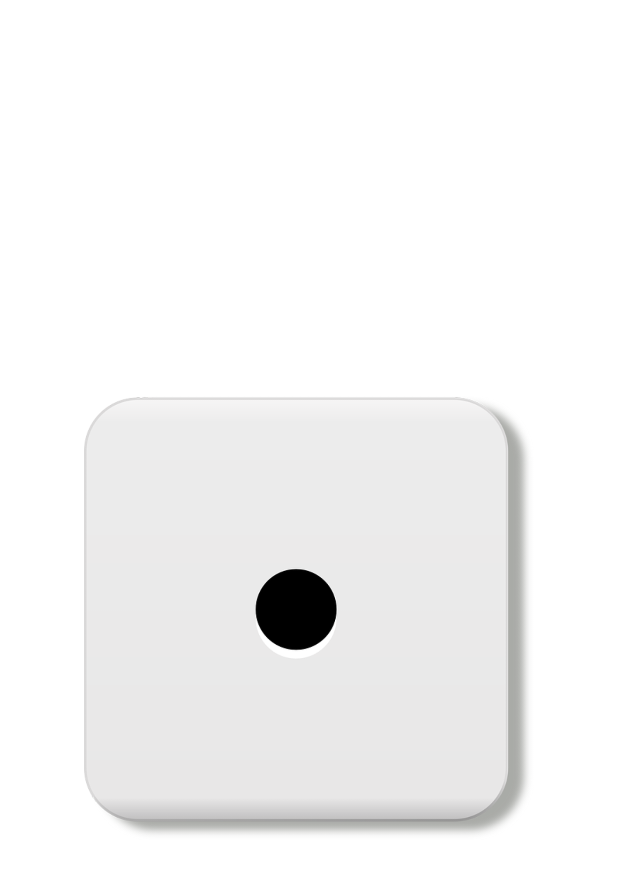
After one commit to engelbertushendro10/erecruitment-app, an Android app: the RolldiceActivity screen opened directly, with no data from a screen before it, on a phone screen of 412 x 824 dp. The commit adds this screen. Shown: the top 874 px of the screen. Run offline under Robolectric (Android 15) with nearby library versions, the phone set to English and light mode, and no system bars.

Commit message:
update roll dice

```diff
--- a/app/src/main/AndroidManifest.xml
+++ b/app/src/main/AndroidManifest.xml
@@ -10,7 +10,8 @@
         android:roundIcon="@drawable/rounded_corner_button"
         android:supportsRtl="true"
         android:theme="@style/Theme.Erecruitment">
-        <activity android:name=".CalculatorsActivity"/>
+        <activity android:name=".RolldiceActivity"></activity>
+        <activity android:name=".CalculatorsActivity" />
         <activity android:name=".CalculatorActivity" />
         <activity android:name=".ProfileActivity" />
         <activity android:name=".ResetPassword" />
--- a/app/src/main/java/com/example/erecruitment/CalculatorsActivity.kt
+++ b/app/src/main/java/com/example/erecruitment/CalculatorsActivity.kt
@@ -27,7 +27,7 @@ class CalculatorsActivity : AppCompatActivity() {
     fun onEqual(view: View) = try {
         val expression: Expression = ExpressionBuilder(textresult.text.toString()).build()
         val result:Double = expression.evaluate()
-        textresult.text = (if (result % 1 > 0)result else result.toInt()).toString()
+        textresult.text = (if (result % result > 0)result else result.toInt()).toString()
     }catch(e:Exception){
         e.printStackTrace()
         Toast.makeText(this,"operator can not operation", Toast.LENGTH_SHORT).show()
--- /dev/null
+++ b/app/src/main/java/com/example/erecruitment/RolldiceActivity.kt
@@ -0,0 +1,33 @@
+package com.example.erecruitment
+
+import android.os.Bundle
+import android.widget.ImageView
+import androidx.appcompat.app.AppCompatActivity
+import com.example.erecruitment.R.id.image_view_dice
+import java.util.*
+
+class RolldiceActivity : AppCompatActivity() {
+    private lateinit var diceImage: ImageView
+
+    override fun onCreate(savedInstanceState: Bundle?) {
+        super.onCreate(savedInstanceState)
+        setContentView(R.layout.activity_rolldice)
+
+        val dice: ImageView = findViewById(image_view_dice)
+        dice.setOnClickListener {
+            rollDice()
+        }
+        diceImage = findViewById(image_view_dice)
+    }
+    private fun rollDice() {
+        val drawableResource = when (Random().nextInt(6) + 1) {
+            1 -> R.drawable.dice1
+            2 -> R.drawable.dice2
+            3 -> R.drawable.dice3
+            4 -> R.drawable.dice4
+            5 -> R.drawable.dice5
+            else -> R.drawable.dice6
+        }
+        diceImage.setImageResource(drawableResource)
+    }
+}
--- a/app/src/main/res/layout/activity_calculators.xml
+++ b/app/src/main/res/layout/activity_calculators.xml
@@ -12,8 +12,8 @@
         <TextView
             android:id="@+id/textresult"
             android:layout_width="match_parent"
-            android:layout_height="wrap_content"
-            android:textSize="@dimen/textresult_calculator"
+            android:layout_height="210dp"
+            android:textSize="80dp"
             android:textStyle="bold"
             android:layout_margin="@dimen/activity_padding"
             android:text="@string/tampilan_awal"
@@ -259,7 +259,7 @@
                 android:onClick="onDelete"
                 android:layout_columnSpan="1"
                 android:background="@drawable/background_button_yellow"
-                android:textSize="@dimen/textSize_button"
+                android:textSize="18sp"
                 android:layout_marginRight="@dimen/button_margin" />
 
             <Button
--- a/app/src/main/res/layout/activity_login.xml
+++ b/app/src/main/res/layout/activity_login.xml
@@ -34,11 +34,11 @@
         android:layout_width="300dp"
         android:layout_height="40sp"
         android:layout_marginTop="52dp"
-        android:textSize="11dp"
+        android:textSize="11sp"
         android:background="@drawable/grid_1"
         android:foregroundGravity="center"
         android:gravity="center"
-        android:hint="@string/email"
+        android:hint="@string/email_l"
         app:layout_constraintEnd_toEndOf="parent"
         app:layout_constraintStart_toStartOf="parent"
         app:layout_constraintTop_toBottomOf="@+id/et_signup"
--- /dev/null
+++ b/app/src/main/res/layout/activity_rolldice.xml
@@ -0,0 +1,19 @@
+<?xml version="1.0" encoding="utf-8"?>
+<androidx.constraintlayout.widget.ConstraintLayout xmlns:android="http://schemas.android.com/apk/res/android"
+    xmlns:app="http://schemas.android.com/apk/res-auto"
+    xmlns:tools="http://schemas.android.com/tools"
+    android:layout_width="match_parent"
+    android:layout_height="match_parent"
+    tools:context=".RolldiceActivity">
+
+    <ImageView
+        android:id="@+id/image_view_dice"
+        android:layout_width="300dp"
+        android:layout_height="300dp"
+        android:src="@drawable/dice1"
+        app:layout_constraintBottom_toBottomOf="parent"
+        app:layout_constraintLeft_toLeftOf="parent"
+        app:layout_constraintRight_toRightOf="parent"
+        app:layout_constraintTop_toTopOf="parent" />
+
+</androidx.constraintlayout.widget.ConstraintLayout>
--- a/app/src/main/res/values/strings.xml
+++ b/app/src/main/res/values/strings.xml
@@ -37,7 +37,7 @@
     <string name="angka_4">4</string>
     <string name="angka_5">5</string>
     <string name="angka_6">6</string>
-    <string name="perkalian">X</string>
+    <string name="perkalian" >*</string>
     <string name="angka_7">7</string>
     <string name="angka_8">8</string>
     <string name="angka_9">9</string>
@@ -51,4 +51,5 @@
     <string name="kurung_buka">(</string>
     <string name="kurung_tutup">)</string>
     <string name="pertambahan">+</string>
+    <string name="email_l">email</string>
 </resources>
```
Also changed, not shown: app/src/main/java/com/example/erecruitment/HomeActivity.kt (+3 -27 lines), app/src/main/java/com/example/erecruitment/LoginActivity.kt (+7 -6 lines), app/src/main/java/com/example/erecruitment/ProfileActivity.kt (+7 -11 lines), app/src/main/res/drawable/dice1.png (added), app/src/main/res/drawable/dice2.png (added), app/src/main/res/drawable/dice3.png (added), app/src/main/res/drawable/dice4.png (added), app/src/main/res/drawable/dice5.png (added), app/src/main/res/drawable/dice6.png (added).
